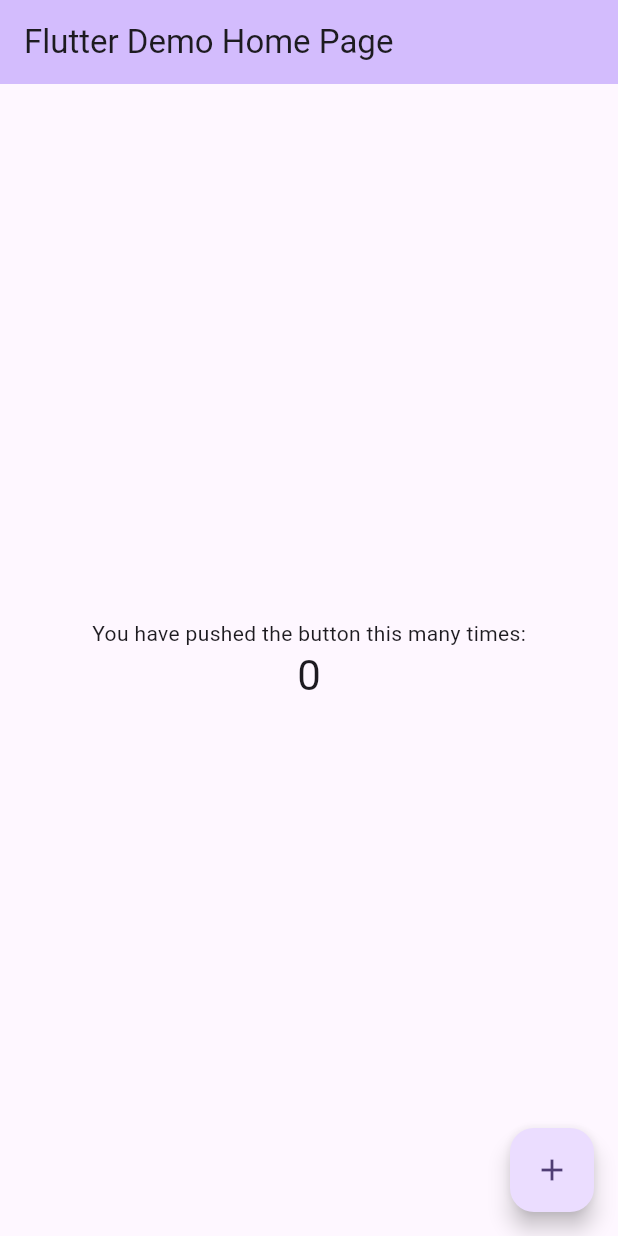
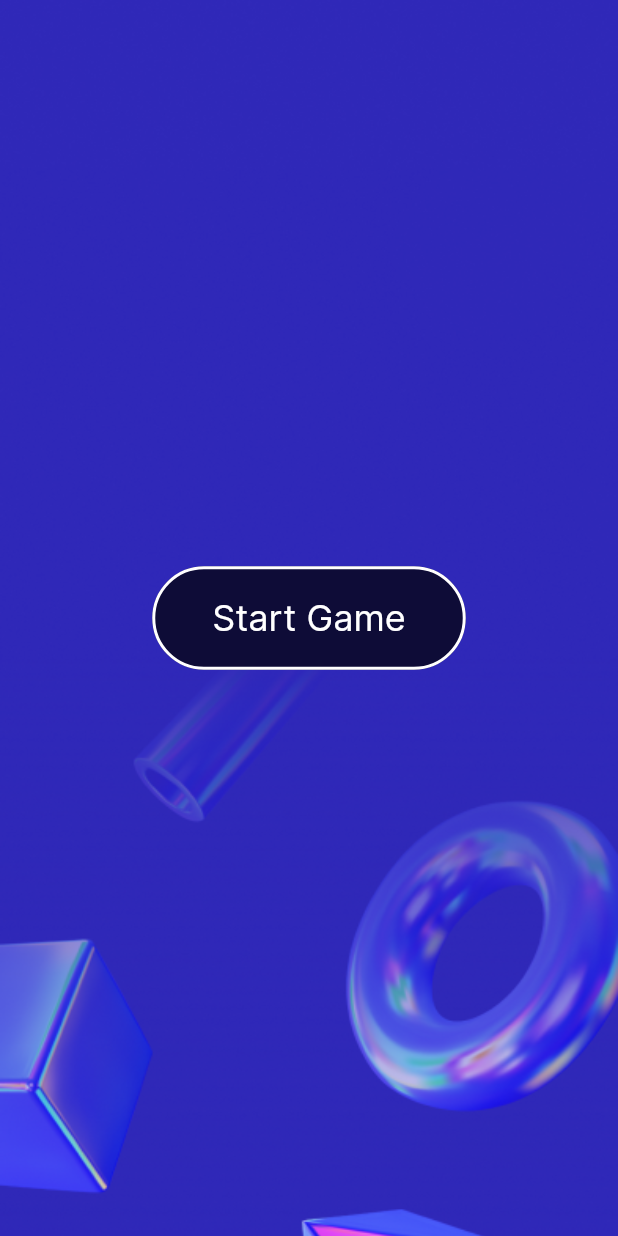
Before and after one commit to mynrjad/triviago_app, a Flutter app: the screen it shows after launch, on a phone screen of 412 x 824 dp. Run offline on Flutter 3.47's test engine with Material 2 defaults, Android fonts, the phone set to English and light mode, and no system bars; our stand-ins replace go_router.

Commit message:
Updated Routes + BG + Fonts

```diff
--- a/lib/main.dart
+++ b/lib/main.dart
@@ -1,125 +1,62 @@
 import 'package:flutter/material.dart';
+import 'package:go_router/go_router.dart';
+import 'package:untitled/screens/screen_exit.dart';
+import 'package:untitled/screens/screen_game.dart';
+import 'package:untitled/screens/screen_menu.dart';
 
-void main() {
-  runApp(const MyApp());
-}
+void main() => runApp(const MyApp());
+
+final GoRouter goRouter = GoRouter(
+  //Routes
+  routes: [
+    GoRoute(
+      path: '/',
+      builder: (BuildContext context, GoRouterState state) {
+        return const Menu();
+      },
+      routes: [
+        GoRoute(
+          path: 'game',
+          builder: (BuildContext context, GoRouterState state) {
+            return const GameScreen();
+          },
+        ),
+        GoRoute(
+          path: 'exit',
+          builder: (BuildContext context, GoRouterState state) {
+            return const ExitScreen();
+          },
+        ),
+      ],
+    ),
+  ],
+);
 
 class MyApp extends StatelessWidget {
+  /// Constructs a [MyApp]
   const MyApp({super.key});
 
-  // This widget is the root of your application.
   @override
   Widget build(BuildContext context) {
-    return MaterialApp(
-      title: 'Flutter Demo',
+    return MaterialApp.router(
+      routerConfig: goRouter,
       theme: ThemeData(
-        // This is the theme of your application.
-        //
-        // TRY THIS: Try running your application with "flutter run". You'll see
-        // the application has a blue toolbar. Then, without quitting the app,
-        // try changing the seedColor in the colorScheme below to Colors.green
-        // and then invoke "hot reload" (save your changes or press the "hot
-        // reload" button in a Flutter-supported IDE, or press "r" if you used
-        // the command line to start the app).
-        //
-        // Notice that the counter didn't reset back to zero; the application
-        // state is not lost during the reload. To reset the state, use hot
-        // restart instead.
-        //
-        // This works for code too, not just values: Most code changes can be
-        // tested with just a hot reload.
-        colorScheme: ColorScheme.fromSeed(seedColor: Colors.deepPurple),
-        useMaterial3: true,
+        fontFamily: 'Inter',
+        // Add other theme properties as needed
       ),
-      home: const MyHomePage(title: 'Flutter Demo Home Page'),
+      builder: (context, child) {
+        return Scaffold(
+          body: Container(
+            decoration: const BoxDecoration(
+              image: DecorationImage(
+                image: AssetImage("assets/images/Triviago_BG.png"),
+                fit: BoxFit.cover,
+              ),
+            ),
+            child: child,
+          ),
+        );
+      },
     );
   }
 }
-
-class MyHomePage extends StatefulWidget {
-  const MyHomePage({super.key, required this.title});
-
-  // This widget is the home page of your application. It is stateful, meaning
-  // that it has a State object (defined below) that contains fields that affect
-  // how it looks.
-
-  // This class is the configuration for the state. It holds the values (in this
-  // case the title) provided by the parent (in this case the App widget) and
-  // used by the build method of the State. Fields in a Widget subclass are
-  // always marked "final".
-
-  final String title;
-
-  @override
-  State<MyHomePage> createState() => _MyHomePageState();
-}
-
-class _MyHomePageState extends State<MyHomePage> {
-  int _counter = 0;
-
-  void _incrementCounter() {
-    setState(() {
-      // This call to setState tells the Flutter framework that something has
-      // changed in this State, which causes it to rerun the build method below
-      // so that the display can reflect the updated values. If we changed
-      // _counter without calling setState(), then the build method would not be
-      // called again, and so nothing would appear to happen.
-      _counter++;
-    });
-  }
-
-  @override
-  Widget build(BuildContext context) {
-    // This method is rerun every time setState is called, for instance as done
-    // by the _incrementCounter method above.
-    //
-    // The Flutter framework has been optimized to make rerunning build methods
-    // fast, so that you can just rebuild anything that needs updating rather
-    // than having to individually change instances of widgets.
-    return Scaffold(
-      appBar: AppBar(
-        // TRY THIS: Try changing the color here to a specific color (to
-        // Colors.amber, perhaps?) and trigger a hot reload to see the AppBar
-        // change color while the other colors stay the same.
-        backgroundColor: Theme.of(context).colorScheme.inversePrimary,
-        // Here we take the value from the MyHomePage object that was created by
-        // the App.build method, and use it to set our appbar title.
-        title: Text(widget.title),
-      ),
-      body: Center(
-        // Center is a layout widget. It takes a single child and positions it
-        // in the middle of the parent.
-        child: Column(
-          // Column is also a layout widget. It takes a list of children and
-          // arranges them vertically. By default, it sizes itself to fit its
-          // children horizontally, and tries to be as tall as its parent.
-          //
-          // Column has various properties to control how it sizes itself and
-          // how it positions its children. Here we use mainAxisAlignment to
-          // center the children vertically; the main axis here is the vertical
-          // axis because Columns are vertical (the cross axis would be
-          // horizontal).
-          //
-          // TRY THIS: Invoke "debug painting" (choose the "Toggle Debug Paint"
-          // action in the IDE, or press "p" in the console), to see the
-          // wireframe for each widget.
-          mainAxisAlignment: MainAxisAlignment.center,
-          children: <Widget>[
-            const Text(
-              'You have pushed the button this many times:',
-            ),
-            Text(
-              '$_counter',
-              style: Theme.of(context).textTheme.headlineMedium,
-            ),
-          ],
-        ),
-      ),
-      floatingActionButton: FloatingActionButton(
-        onPressed: _incrementCounter,
-        tooltip: 'Increment',
-        child: const Icon(Icons.add),
-      ), // This trailing comma makes auto-formatting nicer for build methods.
-    );
-  }
-}
--- /dev/null
+++ b/lib/screens/screen_menu.dart
@@ -0,0 +1,43 @@
+import 'package:flutter/material.dart';
+import 'package:go_router/go_router.dart';
+
+/// The home screen
+class Menu extends StatelessWidget {
+  const Menu({super.key});
+
+  @override
+  Widget build(BuildContext context) {
+    return Scaffold(
+      body: Container(
+        decoration: const BoxDecoration(
+          image: DecorationImage(
+            image: AssetImage("assets/images/Triviago_BG.png"),
+            fit: BoxFit.cover,
+          ),
+        ),
+        child: Center(
+          child: ElevatedButton(
+            style: ElevatedButton.styleFrom(
+              backgroundColor: Colors.black.withOpacity(0.7), // Translucent feel
+              shadowColor: Colors.black,
+              elevation: 0,
+              side: const BorderSide(color: Colors.white, width: 2), // 2px solid white border
+              padding: const EdgeInsets.symmetric(horizontal: 40, vertical: 20), // Bigger button
+              shape: RoundedRectangleBorder(
+                borderRadius: BorderRadius.circular(50), // Rounder corners
+              ),
+            ),
+            onPressed: () => context.go('/game'),
+            child: const Text(
+              'Start Game',
+              style: TextStyle(
+                color: Colors.white, // White text
+                fontSize: 24, // Bigger font size for "popping" feel
+              ),
+            ),
+          ),
+        ),
+      ),
+    );
+  }
+}
```
Also changed, not shown: lib/models/models.dart (added, +35 -0 lines), lib/screens/screen_exit.dart (added, +10 -0 lines), lib/screens/screen_game.dart (added, +15 -0 lines), pubspec.yaml (+9 -14 lines), assets/fonts/Inter-Bold.ttf (added), assets/fonts/Inter-Regular.ttf (added), assets/fonts/Inter-Thin.ttf (added), assets/images/Triviago_BG.png (added), pubspec.lock.
